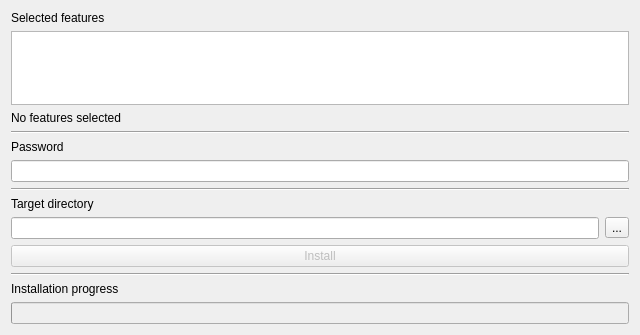
Above: src/ui/ui/SetupDialog.ui from Anteru/kyla before the change. Below: the same form after it.
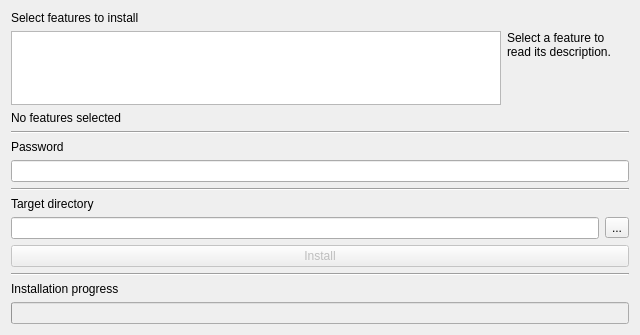
That is the form after the change.

Commit message: Add support for feature tree node descriptions.

What changed in the file:
```diff
--- a/src/ui/ui/SetupDialog.ui
+++ b/src/ui/ui/SetupDialog.ui
@@ -19,10 +19,12 @@
      <item>
       <widget class="QLabel" name="selectFeaturesLabel">
        <property name="text">
-        <string>Selected features</string>
+        <string>Select features to install</string>
        </property>
       </widget>
      </item>
+     <item>
+      <layout class="QHBoxLayout" name="horizontalLayout_3" stretch="4,1">
      <item>
       <widget class="QTreeWidget" name="featureSelection">
        <attribute name="headerVisible">
@@ -36,15 +38,26 @@
       </widget>
      </item>
      <item>
-      <layout class="QHBoxLayout" name="horizontalLayout_3">
+        <widget class="QLabel" name="featureDescription">
+         <property name="text">
+          <string>Select a feature to read its description.</string>
+         </property>
+         <property name="alignment">
+          <set>Qt::AlignLeading|Qt::AlignLeft|Qt::AlignTop</set>
+         </property>
+         <property name="wordWrap">
+          <bool>true</bool>
+         </property>
+        </widget>
+       </item>
+      </layout>
+     </item>
        <item>
         <widget class="QLabel" name="requiredDiskSpaceValue">
          <property name="text">
           <string>No features selected</string>
          </property>
         </widget>
-       </item>
-      </layout>
      </item>
     </layout>
    </item>
```
Left out of the diff: 2 changed lines with no effect on the pictures. Lines whose indentation alone changed are shown as unchanged. The commit also changes 3 other files.
